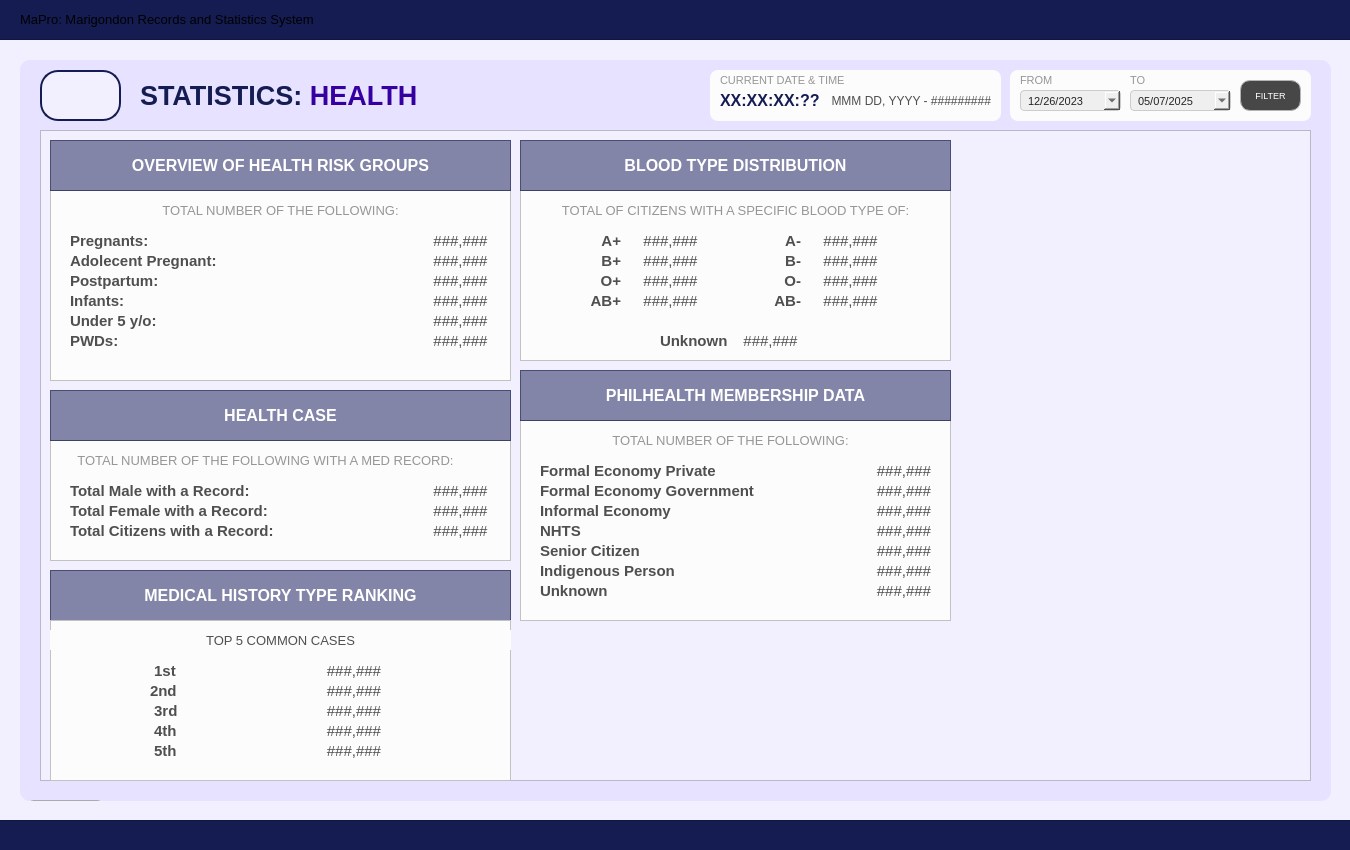
First picture: the form in Resources/UIs/MainPages/StatisticPages/health.ui, repository Yohhannn/Barangay-Records-Statistics-System, before the edit.
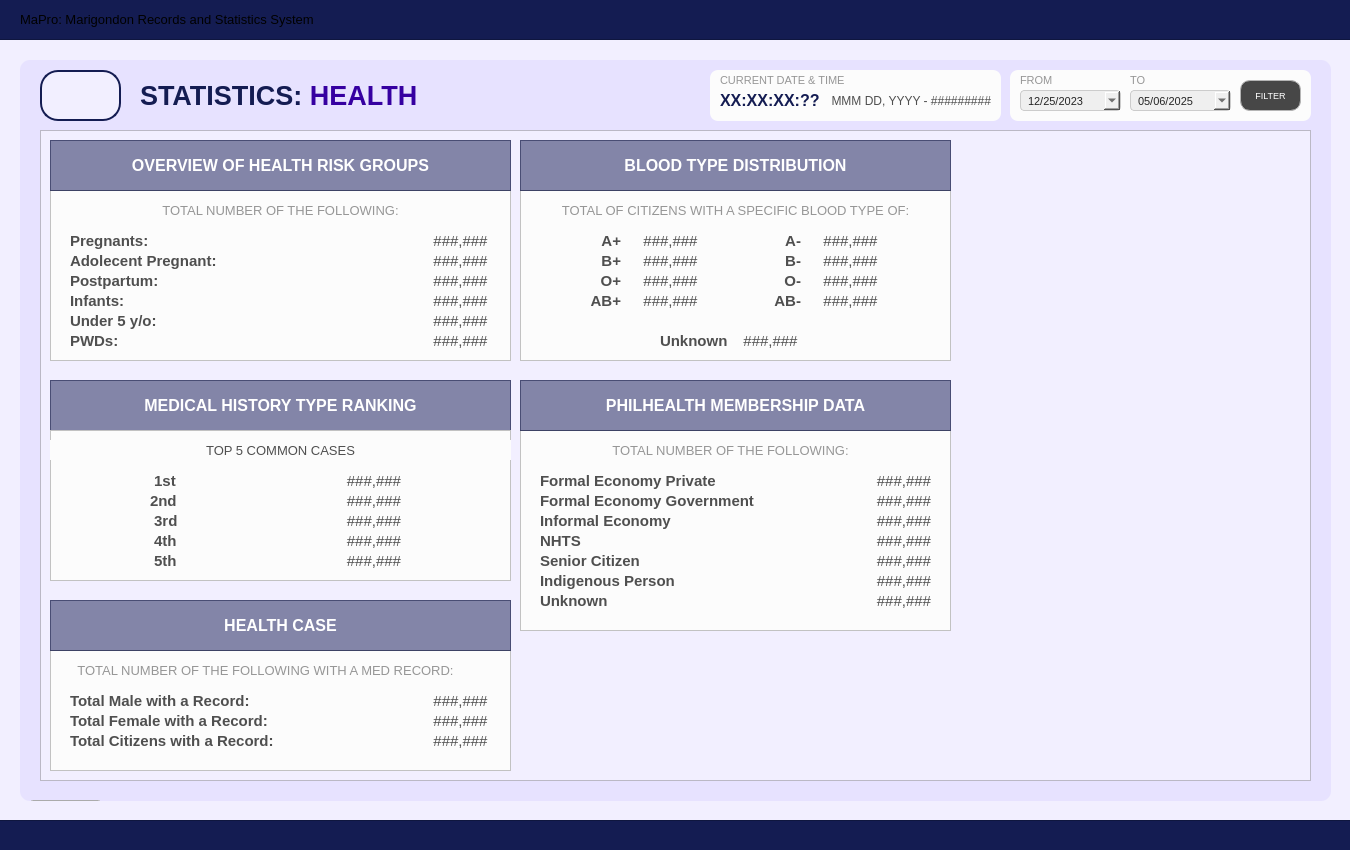
Second picture: the form after the edit. Icons and pictures are not drawn.

Commit message: FINALIZED STATISTICS Updated the statistic uis

What changed in the file:
```diff
--- a/Resources/UIs/MainPages/StatisticPages/health.ui
+++ b/Resources/UIs/MainPages/StatisticPages/health.ui
@@ -214,7 +214,7 @@
      <property name="geometry">
       <rect>
        <x>10</x>
-       <y>310</y>
+       <y>520</y>
        <width>461</width>
        <height>121</height>
       </rect>
@@ -442,7 +442,7 @@
      <property name="geometry">
       <rect>
        <x>10</x>
-       <y>260</y>
+       <y>470</y>
        <width>461</width>
        <height>51</height>
       </rect>
@@ -1133,7 +1133,7 @@
      <property name="geometry">
       <rect>
        <x>480</x>
-       <y>290</y>
+       <y>300</y>
        <width>431</width>
        <height>201</height>
       </rect>
@@ -1601,7 +1601,7 @@
      <property name="geometry">
       <rect>
        <x>480</x>
-       <y>240</y>
+       <y>250</y>
        <width>431</width>
        <height>51</height>
       </rect>
@@ -1655,7 +1655,7 @@
        <x>10</x>
        <y>60</y>
        <width>461</width>
-       <height>191</height>
+       <height>171</height>
       </rect>
      </property>
      <property name="styleSheet">
@@ -2113,7 +2113,7 @@
      <property name="geometry">
       <rect>
        <x>10</x>
-       <y>440</y>
+       <y>250</y>
        <width>461</width>
        <height>51</height>
       </rect>
@@ -2135,9 +2135,9 @@
      <property name="geometry">
       <rect>
        <x>10</x>
-       <y>490</y>
+       <y>300</y>
        <width>461</width>
-       <height>161</height>
+       <height>151</height>
       </rect>
      </property>
      <property name="styleSheet">
@@ -2185,9 +2185,9 @@
      <widget class="QLabel" name="common_med_case_1st">
       <property name="geometry">
        <rect>
-        <x>170</x>
+        <x>140</x>
         <y>40</y>
-        <width>161</width>
+        <width>211</width>
         <height>21</height>
        </rect>
       </property>
@@ -2245,9 +2245,9 @@
      <widget class="QLabel" name="common_med_case_2nd">
       <property name="geometry">
        <rect>
-        <x>160</x>
+        <x>140</x>
         <y>60</y>
-        <width>171</width>
+        <width>211</width>
         <height>21</height>
        </rect>
       </property>
@@ -2275,9 +2275,9 @@
      <widget class="QLabel" name="common_med_case_3rd">
       <property name="geometry">
        <rect>
-        <x>130</x>
+        <x>140</x>
         <y>80</y>
-        <width>201</width>
+        <width>211</width>
         <height>21</height>
        </rect>
       </property>
@@ -2365,9 +2365,9 @@
      <widget class="QLabel" name="common_med_case_4th">
       <property name="geometry">
        <rect>
-        <x>160</x>
+        <x>140</x>
         <y>100</y>
-        <width>171</width>
+        <width>211</width>
         <height>21</height>
        </rect>
       </property>
@@ -2395,9 +2395,9 @@
      <widget class="QLabel" name="common_med_case_5th">
       <property name="geometry">
        <rect>
-        <x>160</x>
+        <x>140</x>
         <y>120</y>
-        <width>171</width>
+        <width>211</width>
         <height>21</height>
        </rect>
       </property>
@@ -2484,7 +2484,7 @@
      <property name="geometry">
       <rect>
        <x>10</x>
-       <y>440</y>
+       <y>250</y>
        <width>461</width>
        <height>51</height>
       </rect>
@@ -2716,7 +2716,7 @@
        <second>0</second>
        <year>2023</year>
        <month>12</month>
-       <day>26</day>
+       <day>25</day>
       </datetime>
      </property>
      <property name="displayFormat">
@@ -2764,7 +2764,7 @@
        <second>0</second>
        <year>2025</year>
        <month>5</month>
-       <day>7</day>
+       <day>6</day>
       </datetime>
      </property>
      <property name="displayFormat">
```
The commit also changes 5 other files.
